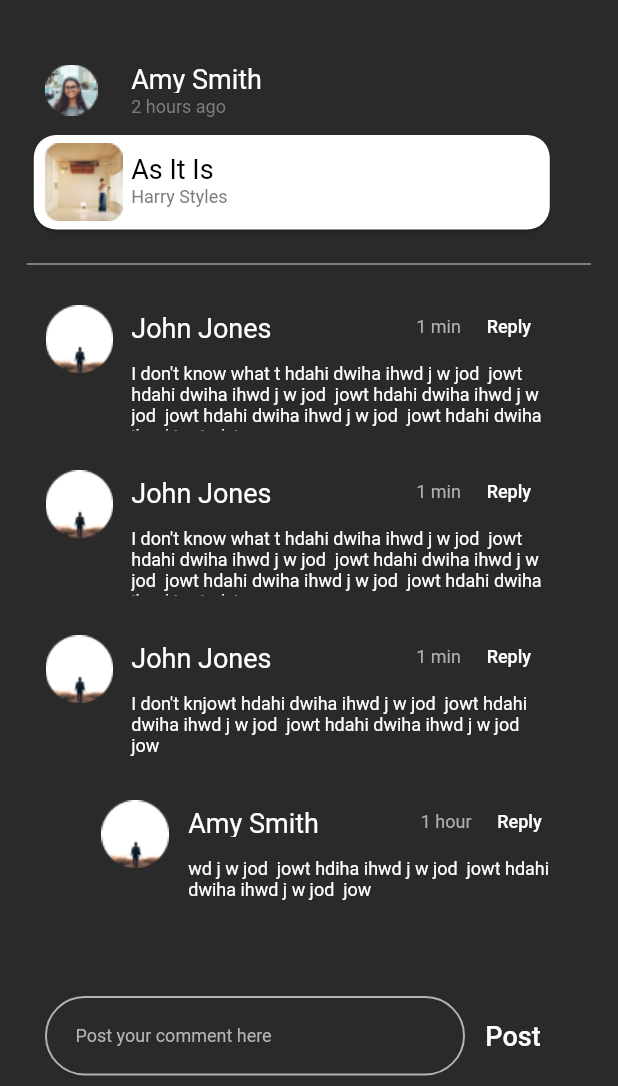
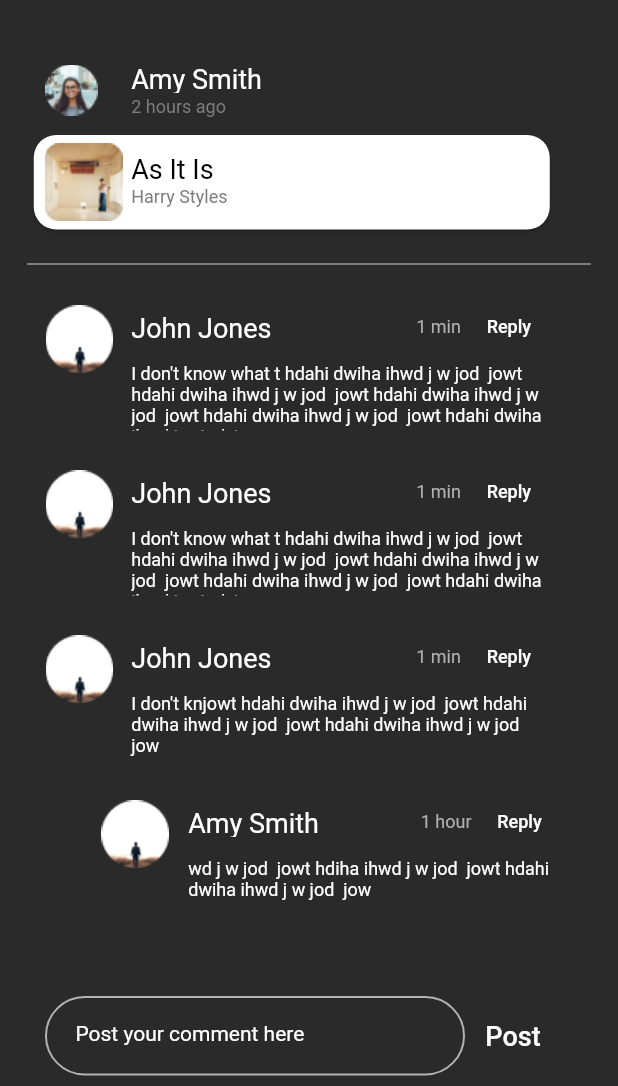
Before and after one commit to acm-projects/MyMuse, a Flutter app: the comments screen opened directly, on a phone screen of 412 x 824 dp, the part 150-1236 px from its top. Run offline on Flutter 3.47's test engine with Material 2 defaults, Android fonts, the phone set to English and light mode, and no system bars; Roboto replaces fonts that are missing (Gotham); project files that could hold a hidden picture were left out.

Commit message:
fixed minor bug with input text in comments.dart

```diff
--- a/lib/comments.dart
+++ b/lib/comments.dart
@@ -579,14 +579,21 @@ class comments extends StatelessWidget {
                                   borderRadius: BorderRadius.circular(30),
                                 ),
                                 child: TextFormField(
+                                    style: const TextStyle(
+                                      fontSize: 14.0,
+                                      fontFamily: 'Gotham',
+                                      color: Colors.white,
+                                      decorationThickness: 0,
+                                    ),
                                     decoration: const InputDecoration(
                                       contentPadding:
                                           EdgeInsets.fromLTRB(19, 0, 30, 0),
                                       border: InputBorder.none,
                                       hintStyle: TextStyle(
-                                    fontSize: 12.0,
+                                        fontSize: 14.0,
                                         fontFamily: 'Gotham',
-                                    color: Color.fromARGB(255, 180, 179, 179),
+                                        color:
+                                            Color.fromARGB(255, 255, 255, 255),
                                       ),
                                       hintText: ('Post your comment here'),
                                     ))),
```
Lines whose indentation alone changed are shown as unchanged.
